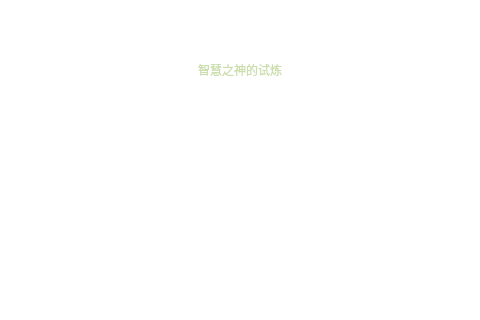
iXueJie/ixuejieGIS, file ui/ForgeDialog.ui: the form before one commit; both pictures show x 223 to 703 and y 0 to 320 of the 820 by 720 pixel window.
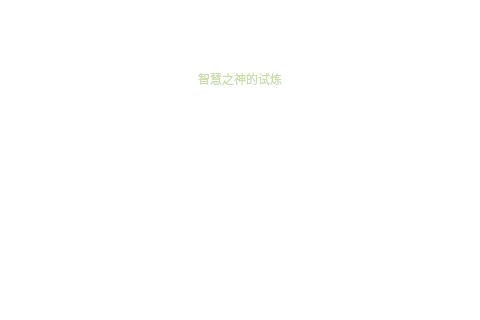
The form after the commit.

The edit to the form file:
```diff
--- a/ui/ForgeDialog.ui
+++ b/ui/ForgeDialog.ui
@@ -56,6 +56,7 @@
     <number>20</number>
    </property>
    <item>
+    <widget class="QWidget" name="titleWidget" native="true">
     <layout class="QHBoxLayout" name="tiltleHorizontalLayout">
      <item>
       <spacer name="hSpacerL">
@@ -160,6 +161,7 @@
       </spacer>
      </item>
     </layout>
+    </widget>
    </item>
    <item>
     <widget class="QWidget" name="nullWidget" native="true">
```
Left out of the diff: 4 changed lines with no effect on the pictures. Lines whose indentation alone changed are shown as unchanged.
